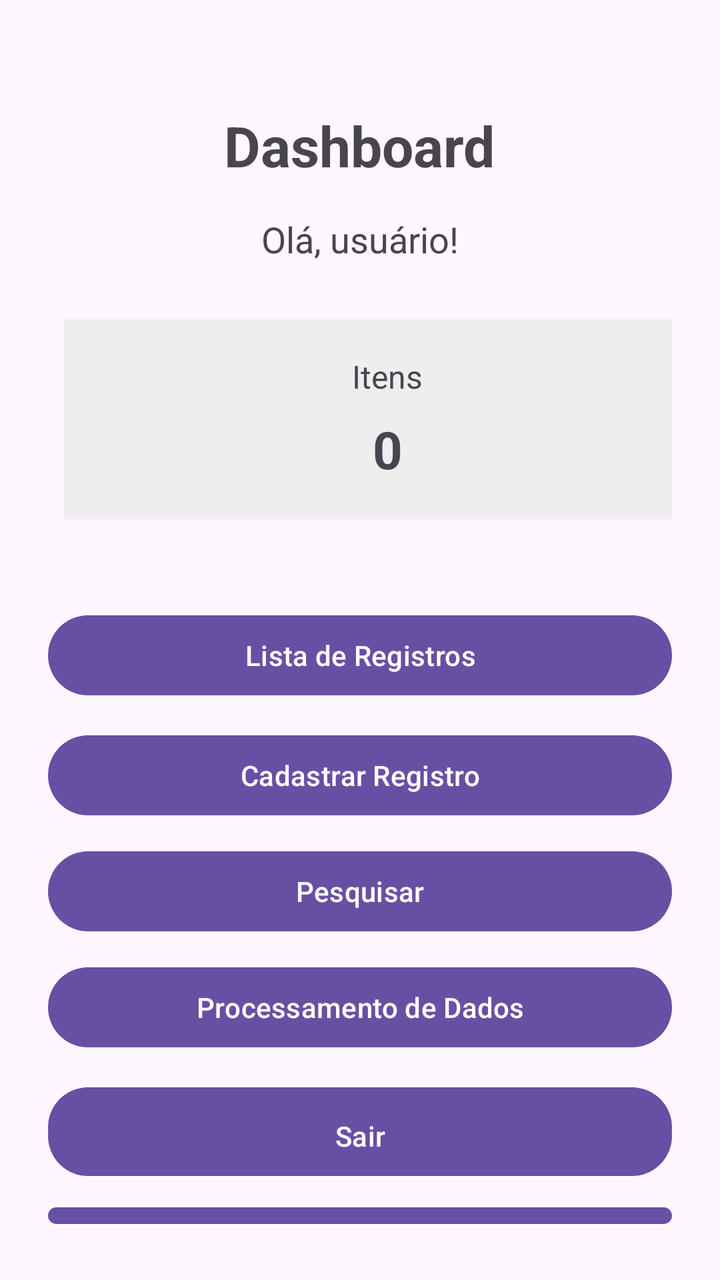
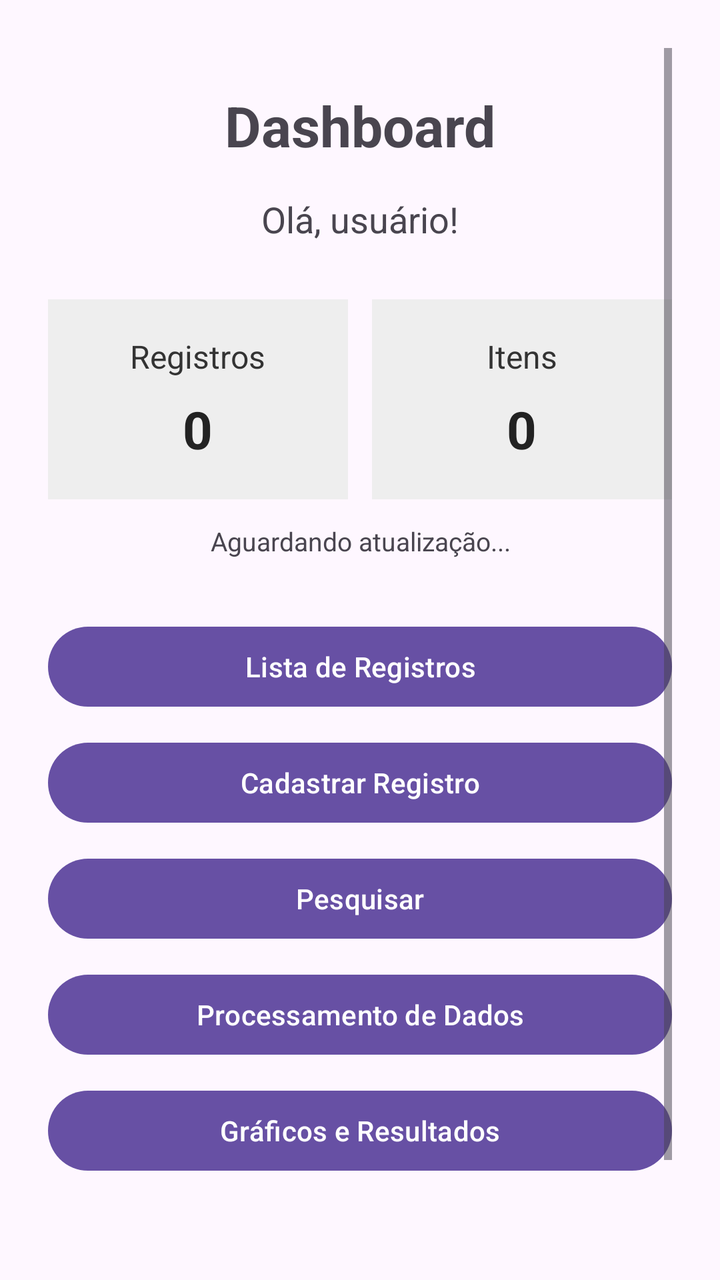

Two renders of the same Android screen: before a commit and after it. Below are the layout's source before the change and the commit's diff.
<!-- AndroidManifest.xml: application theme Theme.AndroidNative -->
<!-- res/layout/activity_dashboard.xml -->
<?xml version="1.0" encoding="utf-8"?>
<RelativeLayout xmlns:android="http://schemas.android.com/apk/res/android"
    xmlns:tools="http://schemas.android.com/tools"
    android:id="@+id/main"
    android:layout_width="match_parent"
    android:layout_height="match_parent"
    android:padding="24dp"
    tools:context=".DashboardActivity">

    <TextView
        android:id="@+id/tvTitulo"
        android:layout_width="wrap_content"
        android:layout_height="wrap_content"
        android:layout_centerHorizontal="true"
        android:layout_marginTop="30dp"
        android:text="Dashboard"
        android:textSize="28sp"
        android:textStyle="bold" />

    <TextView
        android:id="@+id/tvBoasVindas"
        android:layout_width="wrap_content"
        android:layout_height="wrap_content"
        android:layout_below="@id/tvTitulo"
        android:layout_centerHorizontal="true"
        android:layout_marginTop="16dp"
        android:text="Olá, usuário!"
        android:textSize="18sp" />

    <LinearLayout
        android:id="@+id/layoutIndicadores"
        android:layout_width="match_parent"
        android:layout_height="wrap_content"
        android:layout_below="@id/tvBoasVindas"
        android:layout_marginTop="28dp"
        android:orientation="horizontal"
        android:weightSum="2">

        <LinearLayout
            android:layout_width="343dp"
            android:layout_height="100dp"
            android:layout_marginStart="8dp"
            android:layout_weight="1"
            android:background="#EEEEEE"
            android:gravity="center"
            android:orientation="vertical">

            <TextView
                android:layout_width="wrap_content"
                android:layout_height="wrap_content"
                android:text="Itens"
                android:textSize="16sp" />

            <TextView
                android:id="@+id/tvItens"
                android:layout_width="wrap_content"
                android:layout_height="wrap_content"
                android:layout_marginTop="8dp"
                android:text="0"
                android:textSize="26sp"
                android:textStyle="bold" />

        </LinearLayout>

    </LinearLayout>

    <Button
        android:id="@+id/btnLista"
        android:layout_width="match_parent"
        android:layout_height="wrap_content"
        android:layout_below="@id/layoutIndicadores"
        android:layout_marginTop="44dp"
        android:text="Lista de Registros" />

    <Button
        android:id="@+id/btnCadastrar"
        android:layout_width="match_parent"
        android:layout_height="wrap_content"
        android:layout_below="@id/btnLista"
        android:layout_marginTop="12dp"
        android:text="Cadastrar Registro" />

    <Button
        android:id="@+id/btnPesquisar"
        android:layout_width="match_parent"
        android:layout_height="wrap_content"
        android:layout_below="@id/btnCadastrar"
        android:layout_marginTop="10dp"
        android:text="Pesquisar" />

    <Button
        android:id="@+id/btnProcessamento"
        android:layout_width="match_parent"
        android:layout_height="wrap_content"
        android:layout_below="@id/btnPesquisar"
        android:layout_marginTop="10dp"
        android:text="Processamento de Dados" />
    <Button
        android:id="@+id/btnGraficos"
        android:layout_width="match_parent"
        android:layout_height="wrap_content"
        android:layout_below="@id/btnProcessamento"
        android:layout_marginTop="12dp"
        android:text="Gráficos e Resultados" />

    <Button
        android:id="@+id/btnTestarApi"
        android:layout_width="match_parent"
        android:layout_height="wrap_content"
        android:layout_below="@id/btnGraficos"
        android:layout_marginTop="12dp"
        android:text="Testar API" />

    <Button
        android:id="@+id/btnSair"
        android:layout_width="match_parent"
        android:layout_height="wrap_content"
        android:layout_alignParentBottom="true"
        android:layout_marginBottom="24dp"
        android:text="Sair" />

    <LinearLayout
        android:layout_width="0dp"
        android:layout_height="100dp"
        android:layout_marginEnd="8dp"
        android:layout_weight="1"
        android:background="#EEEEEE"
        android:gravity="center"
        android:orientation="vertical">

        <TextView
            android:layout_width="wrap_content"
            android:layout_height="wrap_content"
            android:text="Total"
            android:textSize="16sp" />

        <TextView
            android:id="@+id/tvTotal"
            android:layout_width="wrap_content"
            android:layout_height="wrap_content"
            android:layout_marginTop="8dp"
            android:text="25"
            android:textSize="26sp"
            android:textStyle="bold" />

    </LinearLayout>

</RelativeLayout>
<!-- resources referenced by this layout -->
<resources>
  <style name="Theme.AndroidNative" parent="Base.Theme.AndroidNative" />
  <style name="Base.Theme.AndroidNative" parent="Theme.Material3.DayNight.NoActionBar">
          
          
      </style>
</resources>

<!-- the commit's change to res/layout/activity_dashboard.xml (unified diff, before → after) -->
@@ -1,148 +1,174 @@
 <?xml version="1.0" encoding="utf-8"?>
-<RelativeLayout xmlns:android="http://schemas.android.com/apk/res/android"
+<ScrollView
+    xmlns:android="http://schemas.android.com/apk/res/android"
     xmlns:tools="http://schemas.android.com/tools"
     android:id="@+id/main"
     android:layout_width="match_parent"
     android:layout_height="match_parent"
+    android:fillViewport="true"
     android:padding="24dp"
     tools:context=".DashboardActivity">
 
-    <TextView
-        android:id="@+id/tvTitulo"
-        android:layout_width="wrap_content"
-        android:layout_height="wrap_content"
-        android:layout_centerHorizontal="true"
-        android:layout_marginTop="30dp"
-        android:text="Dashboard"
-        android:textSize="28sp"
-        android:textStyle="bold" />
-
-    <TextView
-        android:id="@+id/tvBoasVindas"
-        android:layout_width="wrap_content"
-        android:layout_height="wrap_content"
-        android:layout_below="@id/tvTitulo"
-        android:layout_centerHorizontal="true"
-        android:layout_marginTop="16dp"
-        android:text="Olá, usuário!"
-        android:textSize="18sp" />
-
     <LinearLayout
-        android:id="@+id/layoutIndicadores"
         android:layout_width="match_parent"
         android:layout_height="wrap_content"
-        android:layout_below="@id/tvBoasVindas"
-        android:layout_marginTop="28dp"
-        android:orientation="horizontal"
-        android:weightSum="2">
+        android:orientation="vertical">
+
+        
+
+        <TextView
+            android:id="@+id/tvTitulo"
+            android:layout_width="match_parent"
+            android:layout_height="wrap_content"
+            android:layout_marginTop="20dp"
+            android:gravity="center"
+            android:text="Dashboard"
+            android:textSize="28sp"
+            android:textStyle="bold" />
+
+        
+
+        <TextView
+            android:id="@+id/tvBoasVindas"
+            android:layout_width="match_parent"
+            android:layout_height="wrap_content"
+            android:layout_marginTop="16dp"
+            android:gravity="center"
+            android:text="Olá, usuário!"
+            android:textSize="18sp" />
+
+        
 
         <LinearLayout
-            android:layout_width="343dp"
-            android:layout_height="100dp"
-            android:layout_marginStart="8dp"
-            android:layout_weight="1"
-            android:background="#EEEEEE"
-            android:gravity="center"
-            android:orientation="vertical">
+            android:id="@+id/layoutIndicadores"
+            android:layout_width="match_parent"
+            android:layout_height="wrap_content"
+            android:layout_marginTop="28dp"
+            android:orientation="horizontal"
+            android:weightSum="2">
 
-            <TextView
-                android:layout_width="wrap_content"
-                android:layout_height="wrap_content"
-                android:text="Itens"
-                android:textSize="16sp" />
+            
 
-            <TextView
-                android:id="@+id/tvItens"
-                android:layout_width="wrap_content"
-                android:layout_height="wrap_content"
-                android:layout_marginTop="8dp"
-                android:text="0"
-                android:textSize="26sp"
-                android:textStyle="bold" />
+            <LinearLayout
+                android:layout_width="0dp"
+                android:layout_height="100dp"
+                android:layout_weight="1"
+                android:layout_marginEnd="6dp"
+                android:background="#EEEEEE"
+                android:gravity="center"
+                android:orientation="vertical"
+                android:padding="8dp">
+
+                <TextView
+                    android:layout_width="wrap_content"
+                    android:layout_height="wrap_content"
+                    android:text="Registros"
+                    android:textColor="#333333"
+                    android:textSize="16sp" />
+
+                <TextView
+                    android:id="@+id/tvTotal"
+                    android:layout_width="wrap_content"
+                    android:layout_height="wrap_content"
+                    android:layout_marginTop="8dp"
+                    android:text="0"
+                    android:textColor="#222222"
+                    android:textSize="26sp"
+                    android:textStyle="bold" />
+
+            </LinearLayout>
+
+            
+
+            <LinearLayout
+                android:layout_width="0dp"
+                android:layout_height="100dp"
+                android:layout_weight="1"
+                android:layout_marginStart="6dp"
+                android:background="#EEEEEE"
+                android:gravity="center"
+                android:orientation="vertical"
+                android:padding="8dp">
+
+                <TextView
+                    android:layout_width="wrap_content"
+                    android:layout_height="wrap_content"
+                    android:text="Itens"
+                    android:textColor="#333333"
+                    android:textSize="16sp" />
+
+                <TextView
+                    android:id="@+id/tvItens"
+                    android:layout_width="wrap_content"
+                    android:layout_height="wrap_content"
+                    android:layout_marginTop="8dp"
+                    android:text="0"
+                    android:textColor="#222222"
+                    android:textSize="26sp"
+                    android:textStyle="bold" />
+
+            </LinearLayout>
 
         </LinearLayout>
 
-    </LinearLayout>
-
-    <Button
-        android:id="@+id/btnLista"
-        android:layout_width="match_parent"
-        android:layout_height="wrap_content"
-        android:layout_below="@id/layoutIndicadores"
-        android:layout_marginTop="44dp"
-        android:text="Lista de Registros" />
-
-    <Button
-        android:id="@+id/btnCadastrar"
-        android:layout_width="match_parent"
-        android:layout_height="wrap_content"
-        android:layout_below="@id/btnLista"
-        android:layout_marginTop="12dp"
-        android:text="Cadastrar Registro" />
-
-    <Button
-        android:id="@+id/btnPesquisar"
-        android:layout_width="match_parent"
-        android:layout_height="wrap_content"
-        android:layout_below="@id/btnCadastrar"
-        android:layout_marginTop="10dp"
-        android:text="Pesquisar" />
-
-    <Button
-        android:id="@+id/btnProcessamento"
-        android:layout_width="match_parent"
-        android:layout_height="wrap_content"
-        android:layout_below="@id/btnPesquisar"
-        android:layout_marginTop="10dp"
-        android:text="Processamento de Dados" />
-    <Button
-        android:id="@+id/btnGraficos"
-        android:layout_width="match_parent"
-        android:layout_height="wrap_content"
-        android:layout_below="@id/btnProcessamento"
-        android:layout_marginTop="12dp"
-        android:text="Gráficos e Resultados" />
-
-    <Button
-        android:id="@+id/btnTestarApi"
-        android:layout_width="match_parent"
-        android:layout_height="wrap_content"
-        android:layout_below="@id/btnGraficos"
-        android:layout_marginTop="12dp"
-        android:text="Testar API" />
-
-    <Button
-        android:id="@+id/btnSair"
-        android:layout_width="match_parent"
-        android:layout_height="wrap_content"
-        android:layout_alignParentBottom="true"
-        android:layout_marginBottom="24dp"
-        android:text="Sair" />
-
-    <LinearLayout
-        android:layout_width="0dp"
-        android:layout_height="100dp"
-        android:layout_marginEnd="8dp"
-        android:layout_weight="1"
-        android:background="#EEEEEE"
-        android:gravity="center"
-        android:orientation="vertical">
+        
 
         <TextView
-            android:layout_width="wrap_content"
+            android:id="@+id/tvStatus"
+            android:layout_width="match_parent"
             android:layout_height="wrap_content"
-            android:text="Total"
-            android:textSize="16sp" />
+            android:layout_marginTop="12dp"
+            android:gravity="center"
+            android:text="Aguardando atualização..."
+            android:textSize="13sp" />
 
-        <TextView
-            android:id="@+id/tvTotal"
-            android:layout_width="wrap_content"
+        
+
+        <Button
+            android:id="@+id/btnLista"
+            android:layout_width="match_parent"
             android:layout_height="wrap_content"
-            android:layout_marginTop="8dp"
-            android:text="25"
-            android:textSize="26sp"
-            android:textStyle="bold" />
+            android:layout_marginTop="30dp"
+            android:text="Lista de Registros" />
+
+        <Button
+            android:id="@+id/btnCadastrar"
+            android:layout_width="match_parent"
+            android:layout_height="wrap_content"
+            android:layout_marginTop="10dp"
+            android:text="Cadastrar Registro" />
+
+        <Button
+            android:id="@+id/btnPesquisar"
+            android:layout_width="match_parent"
+            android:layout_height="wrap_content"
+            android:layout_marginTop="10dp"
+            android:text="Pesquisar" />
+
+        <Button
+            android:id="@+id/btnProcessamento"
+            android:layout_width="match_parent"
+            android:layout_height="wrap_content"
+            android:layout_marginTop="10dp"
+            android:text="Processamento de Dados" />
+
+        <Button
+            android:id="@+id/btnGraficos"
+            android:layout_width="match_parent"
+            android:layout_height="wrap_content"
+            android:layout_marginTop="10dp"
+            android:text="Gráficos e Resultados" />
+
+        
+
+        <Button
+            android:id="@+id/btnSair"
+            android:layout_width="match_parent"
+            android:layout_height="wrap_content"
+            android:layout_marginTop="24dp"
+            android:layout_marginBottom="20dp"
+            android:text="Sair" />
 
     </LinearLayout>
 
-</RelativeLayout>
+</ScrollView>
